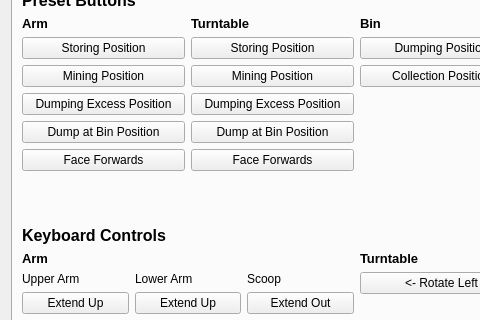
Above: src/tfr_mission_control/src/tfr_mission_control/mission_control.ui from dghani/NasaRmc2019 before the change; both pictures show x 0 to 480 and y 165 to 485 of the 714 by 641 pixel window. Below: the same form after it.
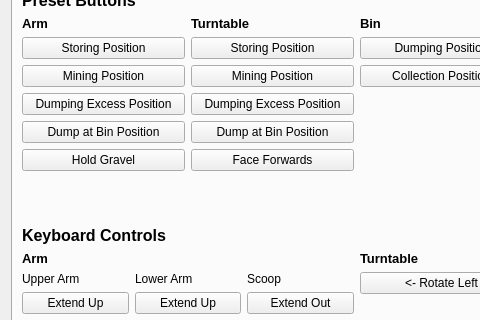
That is the form after the change.

Commit message: Change arm button from 'Face Forwards' to 'Hold Gravel'

What changed in the file:
```diff
--- a/src/tfr_mission_control/src/tfr_mission_control/mission_control.ui
+++ b/src/tfr_mission_control/src/tfr_mission_control/mission_control.ui
@@ -386,7 +386,7 @@
                   <number>5000</number>
                  </property>
                  <property name="text">
-                  <string>Face Forwards</string>
+                  <string>Hold Gravel</string>
                  </property>
                 </widget>
                </item>
```
Left out of the diff: 2 changed lines with no effect on the pictures. The commit also changes 2 other files.
